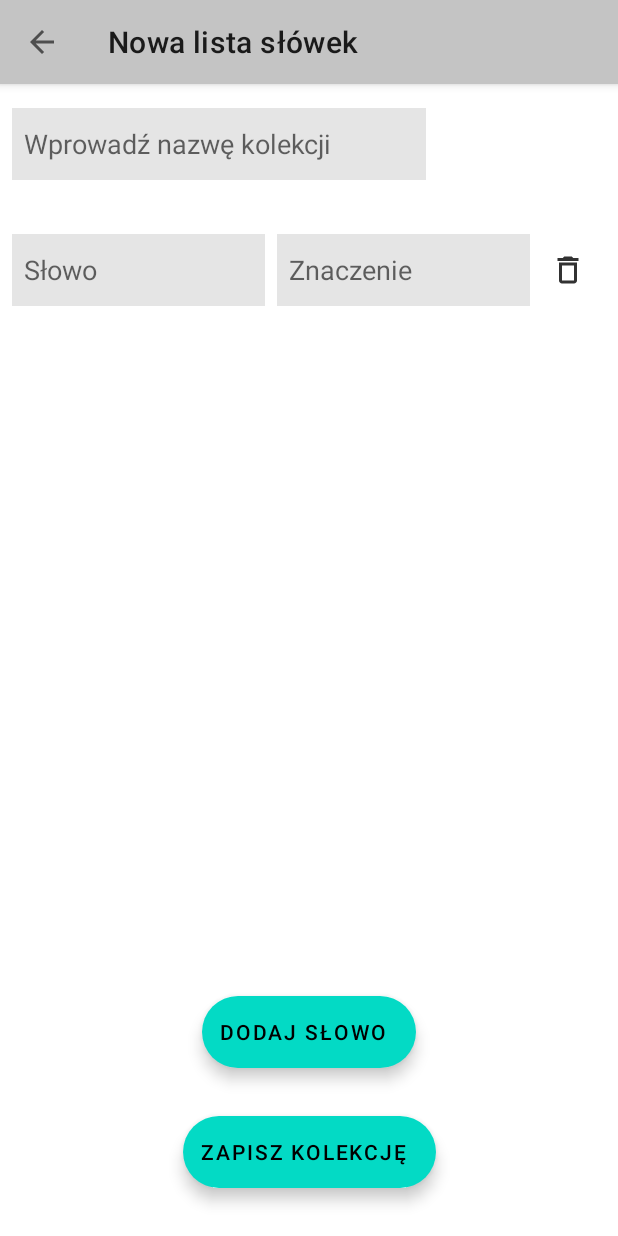
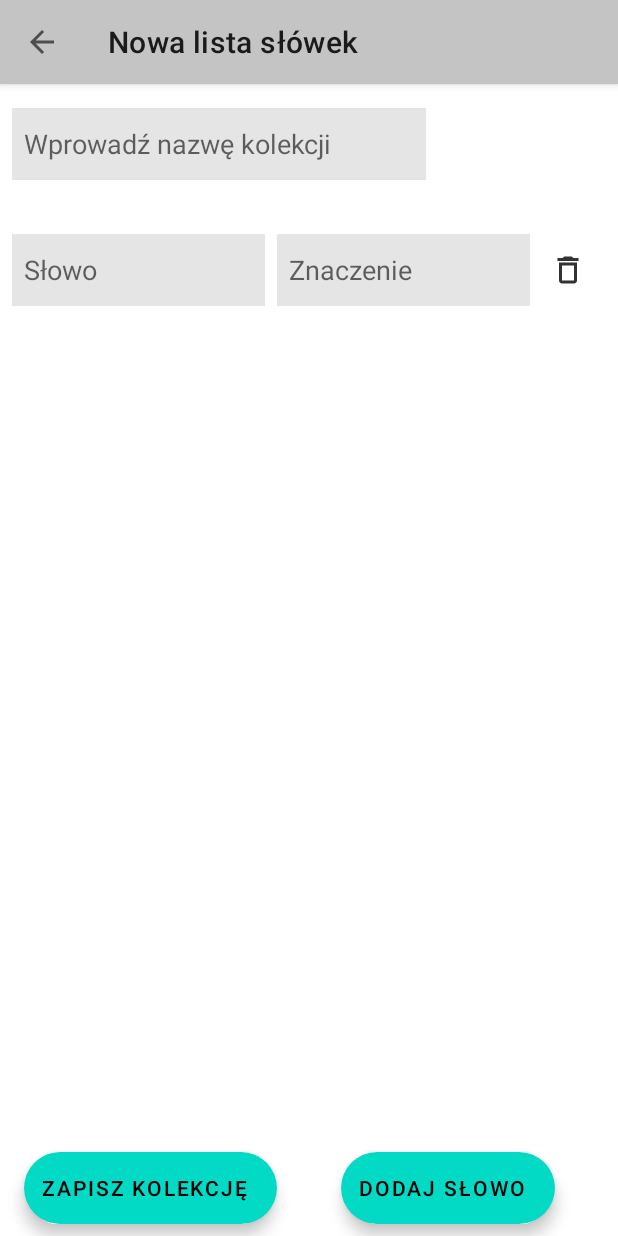
Before and after one commit to PatrykDyminski/Fiszki, an Android app: the NewListActivity screen opened directly, with no data from a screen before it, on a phone screen of 412 x 824 dp. Run offline under Robolectric (Android 15) with nearby library versions, the phone set to English and light mode, and no system bars.

Commit message:
panel na nowej liście

```diff
--- a/app/src/main/res/layout/activity_new_list.xml
+++ b/app/src/main/res/layout/activity_new_list.xml
@@ -39,8 +39,9 @@
         android:layout_width="match_parent"
         android:layout_height="0dp"
         android:layout_marginTop="32dp"
+        android:layout_marginBottom="8dp"
         android:orientation="vertical"
-        app:layout_constraintBottom_toBottomOf="parent"
+        app:layout_constraintBottom_toTopOf="@+id/saveListFab"
         app:layout_constraintStart_toStartOf="parent"
         app:layout_constraintTop_toBottomOf="@+id/collectionNameInput"
         tools:ignore="SpeakableTextPresentCheck">
@@ -57,21 +58,23 @@
         android:layout_width="wrap_content"
         android:layout_height="wrap_content"
         android:layout_gravity="bottom|center"
-        android:layout_margin="32dp"
+        android:layout_marginStart="16dp"
+        android:layout_marginEnd="16dp"
+        android:layout_marginBottom="8dp"
         android:text="Dodaj słowo"
-        app:layout_constraintBottom_toTopOf="@+id/saveListFab"
+        app:layout_constraintBottom_toBottomOf="parent"
         app:layout_constraintEnd_toEndOf="parent"
-        app:layout_constraintStart_toStartOf="parent" />
+        app:layout_constraintStart_toEndOf="@+id/saveListFab" />
 
     <com.google.android.material.floatingactionbutton.ExtendedFloatingActionButton
         android:id="@+id/saveListFab"
         android:layout_width="wrap_content"
         android:layout_height="wrap_content"
         android:layout_gravity="bottom|center"
-        android:layout_margin="32dp"
+        android:layout_marginStart="16dp"
+        android:layout_marginBottom="8dp"
         android:text="Zapisz kolekcję"
         app:layout_constraintBottom_toBottomOf="parent"
-        app:layout_constraintEnd_toEndOf="parent"
         app:layout_constraintStart_toStartOf="parent" />
 
 </androidx.constraintlayout.widget.ConstraintLayout>
```
